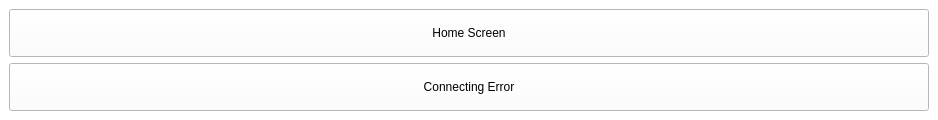
ZachThornee/3K04PaceMaker, file gui/ui_files/UF_PMConnecting.ui: the form before one commit.
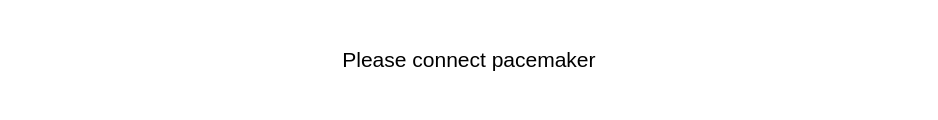
The form after the commit.

```diff
--- a/gui/ui_files/UF_PMConnecting.ui
+++ b/gui/ui_files/UF_PMConnecting.ui
@@ -19,28 +19,9 @@
   <widget class="QWidget" name="UF_PMConnecting">
    <layout class="QVBoxLayout" name="verticalLayout">
     <item>
-     <widget class="QPushButton" name="PB_HomeScreen">
-      <property name="sizePolicy">
-       <sizepolicy hsizetype="MinimumExpanding" vsizetype="Expanding">
-        <horstretch>0</horstretch>
-        <verstretch>0</verstretch>
-       </sizepolicy>
-      </property>
+     <widget class="QLabel" name="label">
       <property name="text">
-       <string>Home Screen</string>
-      </property>
-     </widget>
-    </item>
-    <item>
-     <widget class="QPushButton" name="PB_ConnectionError">
-      <property name="sizePolicy">
-       <sizepolicy hsizetype="Expanding" vsizetype="Expanding">
-        <horstretch>0</horstretch>
-        <verstretch>0</verstretch>
-       </sizepolicy>
-      </property>
-      <property name="text">
-       <string>Connecting Error</string>
+       <string>&lt;html&gt;&lt;head/&gt;&lt;body&gt;&lt;p align=&quot;center&quot;&gt;&lt;span style=&quot; font-size:16pt;&quot;&gt;Please connect pacemaker&lt;/span&gt;&lt;/p&gt;&lt;/body&gt;&lt;/html&gt;</string>
       </property>
      </widget>
     </item>
```
